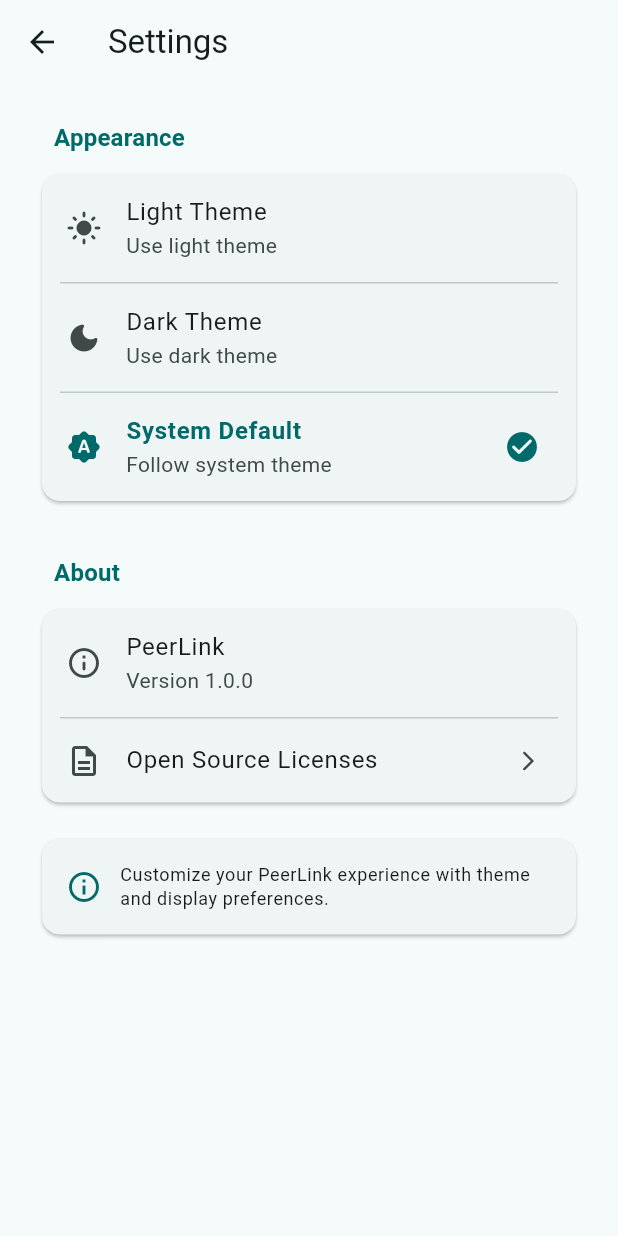
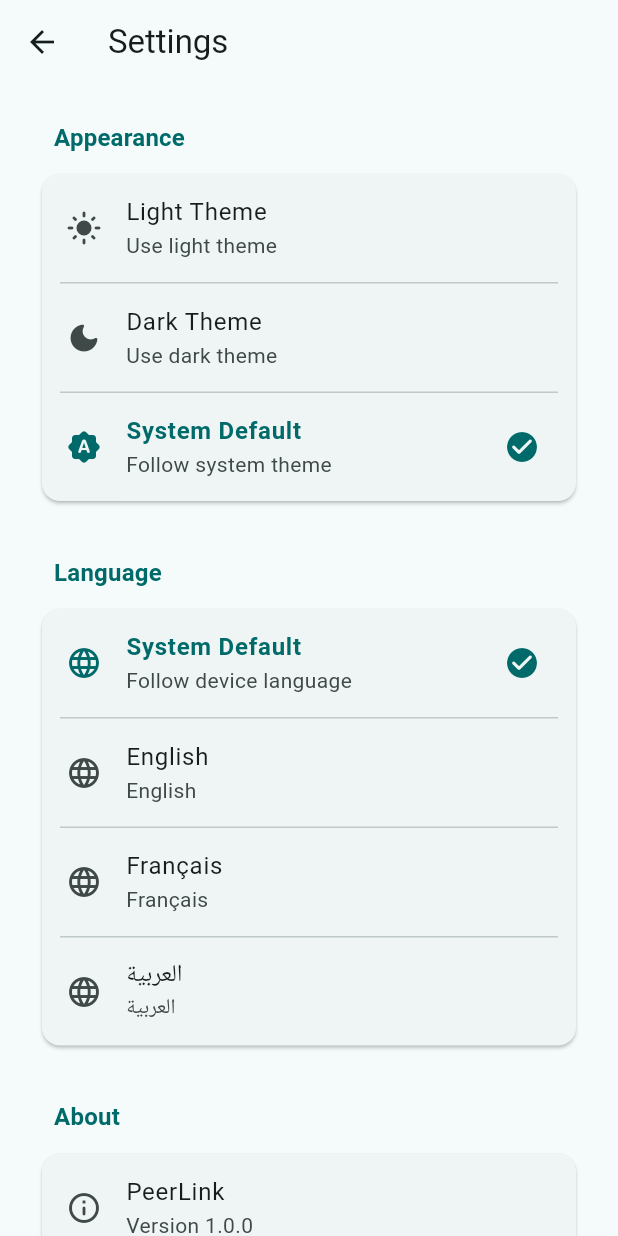
Before and after one commit to jhonny1994/peerlink, a Flutter app: the SettingsScreen screen opened by its route, on a phone screen of 412 x 824 dp. Run offline on Flutter 3.47's test engine with Material 3 defaults, Android fonts, the phone set to English and light mode, and no system bars; our stand-ins replace cloud_firestore, file_picker, firebase_core, flutter_dotenv, flutter_riverpod, freezed_annotation and 4 more; missing offline and left inert: desktop_drop, flutter_webrtc, mobile_scanner; accounts and stored records are empty; generated files the repository leaves out were written again.

Commit message:
feat(settings): add language selector UI with en/fr/ar support

```diff
--- a/lib/src/features/settings/presentation/screens/settings_screen.dart
+++ b/lib/src/features/settings/presentation/screens/settings_screen.dart
@@ -12,6 +12,7 @@ class SettingsScreen extends ConsumerWidget {
   Widget build(BuildContext context, WidgetRef ref) {
     final l10n = S.of(context);
     final themeMode = ref.watch(themeModeProvider);
+    final locale = ref.watch(localeProvider);
 
     return Scaffold(
       appBar: AppBar(
@@ -63,6 +64,66 @@ class SettingsScreen extends ConsumerWidget {
                     onTap: () => ref
                         .read(themeModeProvider.notifier)
                         .setThemeMode(ThemeMode.system),
+                  ),
+                ],
+              ),
+            ),
+            const SizedBox(height: AppSpacing.xxl),
+
+            // Language Section
+            _SectionHeader(l10n.language),
+            Card(
+              child: Column(
+                children: [
+                  _LanguageTile(
+                    title: l10n.languageSystem,
+                    subtitle: l10n.languageSystemDesc,
+                    icon: Icons.language_rounded,
+                    isSelected: locale == null,
+                    onTap: () =>
+                        ref.read(localeProvider.notifier).setLocale(null),
+                  ),
+                  const Divider(
+                    height: 1,
+                    indent: AppSpacing.md,
+                    endIndent: AppSpacing.md,
+                  ),
+                  _LanguageTile(
+                    title: l10n.languageEnglish,
+                    subtitle: 'English',
+                    icon: Icons.language_rounded,
+                    isSelected: locale?.languageCode == 'en',
+                    onTap: () => ref
+                        .read(localeProvider.notifier)
+                        .setLocale(const Locale('en')),
+                  ),
+                  const Divider(
+                    height: 1,
+                    indent: AppSpacing.md,
+                    endIndent: AppSpacing.md,
+                  ),
+                  _LanguageTile(
+                    title: l10n.languageFrench,
+                    subtitle: 'Français',
+                    icon: Icons.language_rounded,
+                    isSelected: locale?.languageCode == 'fr',
+                    onTap: () => ref
+                        .read(localeProvider.notifier)
+                        .setLocale(const Locale('fr')),
+                  ),
+                  const Divider(
+                    height: 1,
+                    indent: AppSpacing.md,
+                    endIndent: AppSpacing.md,
+                  ),
+                  _LanguageTile(
+                    title: l10n.languageArabic,
+                    subtitle: 'العربية',
+                    icon: Icons.language_rounded,
+                    isSelected: locale?.languageCode == 'ar',
+                    onTap: () => ref
+                        .read(localeProvider.notifier)
+                        .setLocale(const Locale('ar')),
                   ),
                 ],
               ),
@@ -180,3 +241,47 @@ class _ThemeTile extends StatelessWidget {
     );
   }
 }
+
+/// Language selection tile widget.
+class _LanguageTile extends StatelessWidget {
+  const _LanguageTile({
+    required this.title,
+    required this.subtitle,
+    required this.icon,
+    required this.isSelected,
+    required this.onTap,
+  });
+
+  final String title;
+  final String subtitle;
+  final IconData icon;
+  final bool isSelected;
+  final VoidCallback onTap;
+
+  @override
+  Widget build(BuildContext context) {
+    final colorScheme = Theme.of(context).colorScheme;
+
+    return ListTile(
+      leading: Icon(
+        icon,
+        color: isSelected ? colorScheme.primary : null,
+      ),
+      title: Text(
+        title,
+        style: TextStyle(
+          fontWeight: isSelected ? FontWeight.w600 : FontWeight.normal,
+          color: isSelected ? colorScheme.primary : null,
+        ),
+      ),
+      subtitle: Text(subtitle),
+      trailing: isSelected
+          ? Icon(
+              Icons.check_circle_rounded,
+              color: colorScheme.primary,
+            )
+          : null,
+      onTap: onTap,
+    );
+  }
+}
--- a/lib/src/shared/localization/l10n/intl_en.arb
+++ b/lib/src/shared/localization/l10n/intl_en.arb
@@ -95,5 +95,11 @@
     "receiverProgressPlaceholder": "Receiver Progress - Coming Soon",
     "_comment_loading": "===== Loading States =====",
     "pleaseWait": "Please wait...",
-    "loading": "Loading..."
+    "loading": "Loading...",
+    "_comment_language": "===== Language Settings =====",
+    "languageEnglish": "English",
+    "languageFrench": "Français",
+    "languageArabic": "العربية",
+    "languageSystem": "System Default",
+    "languageSystemDesc": "Follow device language"
 }
```
Also changed, not shown: lib/src/shared/localization/generated/intl/messages_en.dart, lib/src/shared/localization/generated/l10n.dart, 1 other file.
